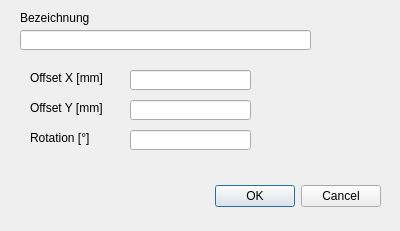
hidbefra/PlotterWizard, file QT_Setups.ui: the form before one commit.
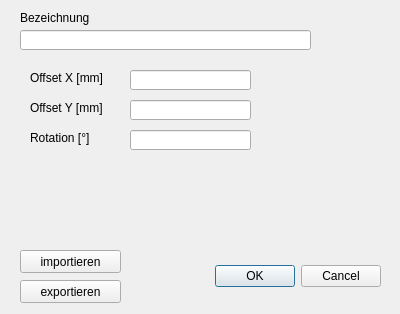
The form after the commit.

```diff
--- a/QT_Setups.ui
+++ b/QT_Setups.ui
@@ -7,7 +7,7 @@
     <x>0</x>
     <y>0</y>
     <width>400</width>
-    <height>231</height>
+    <height>314</height>
    </rect>
   </property>
   <property name="windowTitle">
@@ -17,7 +17,7 @@
    <property name="geometry">
     <rect>
      <x>40</x>
-     <y>180</y>
+     <y>260</y>
      <width>341</width>
      <height>32</height>
     </rect>
@@ -127,6 +127,32 @@
     </rect>
    </property>
   </widget>
+  <widget class="QPushButton" name="pushButton_exportieren">
+   <property name="geometry">
+    <rect>
+     <x>20</x>
+     <y>280</y>
+     <width>101</width>
+     <height>23</height>
+    </rect>
+   </property>
+   <property name="text">
+    <string>exportieren</string>
+   </property>
+  </widget>
+  <widget class="QPushButton" name="pushButton_Laden">
+   <property name="geometry">
+    <rect>
+     <x>20</x>
+     <y>250</y>
+     <width>101</width>
+     <height>23</height>
+    </rect>
+   </property>
+   <property name="text">
+    <string>importieren</string>
+   </property>
+  </widget>
  </widget>
  <resources/>
  <connections>
```
